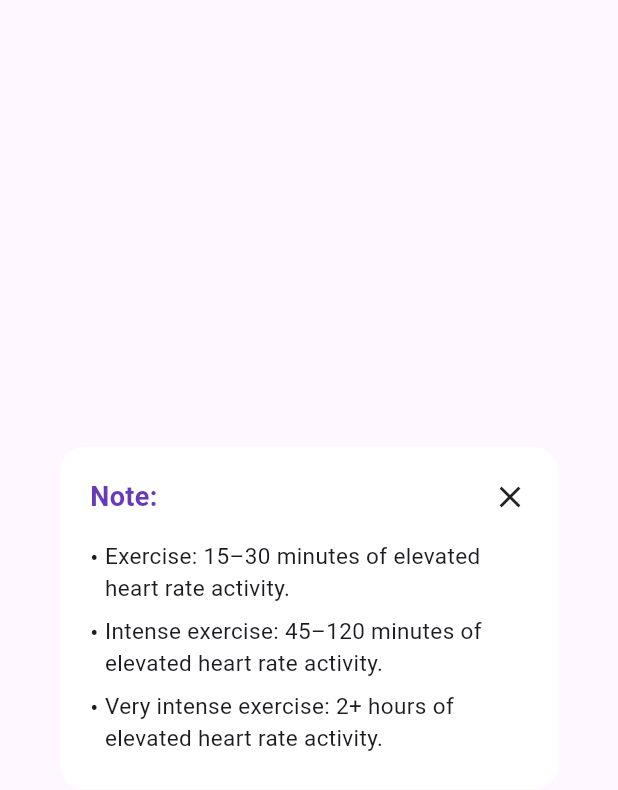
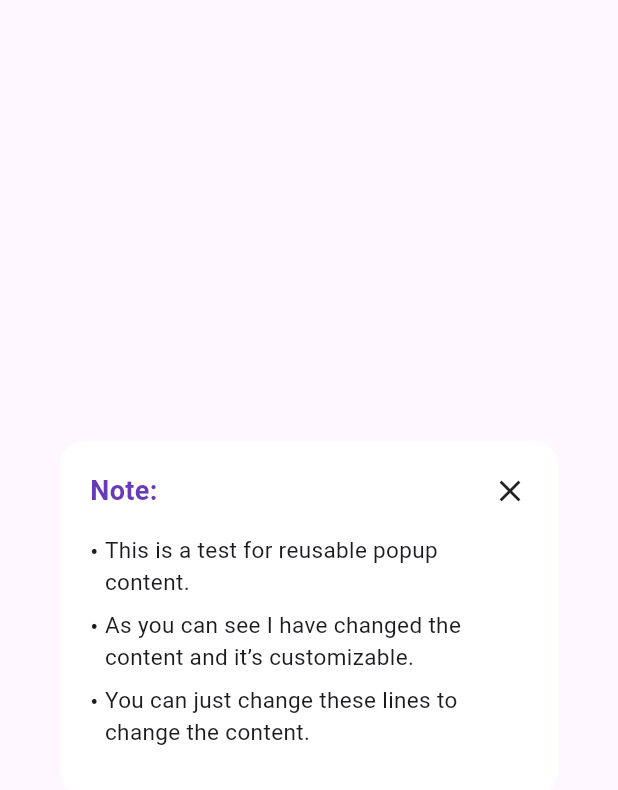
Before and after one commit to shivam-mk1/nourish-app, a Flutter app: the ExerciseNoteDialog widget shown alone on an empty page, opened directly, on a phone screen of 412 x 824 dp. Shown: the top 790 px of the screen. Run offline on Flutter 3.47's test engine with Material 3 defaults, Android fonts, the phone set to English and light mode, and no system bars; our stand-ins replace go_router.

Commit message:
refactor: Update ExerciseNoteDialog to support custom content and remove test button

````diff
--- a/lib/screens/home/home_view.dart
+++ b/lib/screens/home/home_view.dart
@@ -2,19 +2,9 @@ import 'package:flutter/material.dart';
 import 'package:provider/provider.dart';
 import 'package:go_router/go_router.dart';
 import 'home_model.dart';
-import 'package:nourish_app/widgets/app_dialogue.dart';
 
 class HomeView extends StatelessWidget {
   const HomeView({super.key});
-
-  void _showNotePopup(BuildContext context) {
-    showDialog(
-      context: context,
-      builder: (_) => ExerciseNoteDialog(
-        onClose: () => Navigator.of(context).pop(),
-      ),
-    );
-  }
 
   @override
   Widget build(BuildContext context) {
@@ -22,18 +12,11 @@ class HomeView extends StatelessWidget {
       create: (_) => HomeViewModel(),
       child: Consumer<HomeViewModel>(
         builder: (context, model, child) {
-          // Trigger popup after first frame render
-          WidgetsBinding.instance.addPostFrameCallback((_) {
-            if (!model.dialogShown) {
-              _showNotePopup(context);
-              model.dialogShown = true;
-            }
-          });
           return Scaffold(
             body: Center(
               child: ElevatedButton(
                 onPressed: () => context.go('/profile'),
-                child: Text('Go to Profile'),
+                child: const Text('Go to Profile'),
               ),
             ),
           );
--- a/lib/widgets/app_dialogue.dart
+++ b/lib/widgets/app_dialogue.dart
@@ -1,61 +1,90 @@
 import 'package:flutter/material.dart';
 
-/// A custom dialog widget to display exercise notes to the user.
-/// Includes a title, a close button, and a list of bullet-pointed notes.
+/// A reusable custom dialog widget to display a list of notes (as bullet points).
+///
+/// The dialog includes:
+/// - A title ("Note:")
+/// - A close button in the top-right corner
+/// - A dynamically built list of bullet point messages
+///
+/// This widget is intended to be used anywhere in the app where the user
+/// needs to be shown a short, instructional or informational list.
+///
+/// Example usage:
+/// ```dart
+/// showDialog(
+///   context: context,
+///   builder: (context) => ExerciseNoteDialog(
+///     onClose: () => Navigator.of(context).pop(),
+///     notes: [
+///       "Drink water regularly.",
+///       "Stretch after exercise.",
+///       "Maintain a balanced diet.",
+///     ],
+///   ),
+/// );
+/// ```
 class ExerciseNoteDialog extends StatelessWidget {
-  /// Callback function to handle when the close icon is pressed.
+  /// Function to be called when the close icon is tapped.
   final VoidCallback onClose;
 
-  const ExerciseNoteDialog({super.key, required this.onClose});
+  /// The list of bullet point strings to display in the dialog.
+  final List<String> notes;
+
+  /// Constructor for the ExerciseNoteDialog.
+  ///
+  /// Requires [onClose] and [notes] parameters.
+  const ExerciseNoteDialog({
+    super.key,
+    required this.onClose,
+    required this.notes,
+  });
 
   @override
   Widget build(BuildContext context) {
     return Dialog(
-      backgroundColor: Colors.white, // Background color of the dialog box
+      backgroundColor: Colors.white, // Sets the dialog background to white
       shape: RoundedRectangleBorder(
-        borderRadius: BorderRadius.circular(16), // Rounded corners
+        borderRadius: BorderRadius.circular(16), // Gives rounded corners
       ),
       child: Padding(
-        padding: const EdgeInsets.fromLTRB(20, 20, 20, 24), // Inner padding
+        padding: const EdgeInsets.fromLTRB(20, 20, 20, 24), // Inner spacing
         child: Column(
-          mainAxisSize: MainAxisSize.min, // Dialog height adapts to content
+          mainAxisSize: MainAxisSize.min, // Dialog wraps its content
           children: [
-            // Row with title and close button
+            // Top row: title and close button
             Row(
               mainAxisAlignment: MainAxisAlignment.spaceBetween,
               children: [
-                // Title
                 const Text(
                   'Note:',
                   style: TextStyle(
                     fontSize: 18,
                     fontWeight: FontWeight.bold,
-                    color: Colors.deepPurple, // Purple-colored title
+                    color: Colors.deepPurple,
                   ),
                 ),
-                // Close icon (top-right)
+                // Close button (top-right)
                 GestureDetector(
-                  onTap: onClose, // Triggers the provided onClose function
+                  onTap: onClose,
                   child: const Icon(Icons.close, size: 24),
                 ),
               ],
             ),
 
-            const SizedBox(height: 16), // Spacing below the title row
+            const SizedBox(height: 16), // Space between title and content
 
-            // Bullet point list (aligned to the left)
-            const Align(
+            // Display each note as a bullet item
+            Align(
               alignment: Alignment.centerLeft,
               child: Column(
                 crossAxisAlignment: CrossAxisAlignment.start,
-                children: [
-                  // Each bullet point is a custom BulletText widget
-                  BulletText("Exercise: 15–30 minutes of elevated heart rate activity."),
-                  SizedBox(height: 8),
-                  BulletText("Intense exercise: 45–120 minutes of elevated heart rate activity."),
-                  SizedBox(height: 8),
-                  BulletText("Very intense exercise: 2+ hours of elevated heart rate activity."),
-                ],
+                children: notes
+                    .map((text) => Padding(
+                  padding: const EdgeInsets.only(bottom: 8),
+                  child: BulletText(text), // custom widget below
+                ))
+                    .toList(),
               ),
             ),
           ],
@@ -65,8 +94,11 @@ class ExerciseNoteDialog extends StatelessWidget {
   }
 }
 
-/// A helper widget that displays a single bullet point line of text.
+/// A widget that represents a single bullet-pointed line of text.
+///
+/// This is used inside the [ExerciseNoteDialog] to present each item cleanly.
 class BulletText extends StatelessWidget {
+  /// The content of the bullet point.
   final String text;
 
   const BulletText(this.text, {super.key});
@@ -74,11 +106,9 @@ class BulletText extends StatelessWidget {
   @override
   Widget build(BuildContext context) {
     return Row(
-      crossAxisAlignment: CrossAxisAlignment.start, // Align bullet with text top
+      crossAxisAlignment: CrossAxisAlignment.start, // Aligns bullet to top
       children: [
-        // Bullet symbol
-        const Text("• ", style: TextStyle(fontSize: 16)),
-        // The actual text wrapped to new lines if needed
+        const Text("• ", style: TextStyle(fontSize: 16)), // Bullet symbol
         Expanded(
           child: Text(
             text,
@@ -90,13 +120,25 @@ class BulletText extends StatelessWidget {
   }
 }
 
-/// Shows the custom ExerciseNoteDialog when called from anywhere in the app.
-/// Usage: Call this function with `context` to display the dialog.
+/// A helper function to show the [ExerciseNoteDialog] with test/demo content.
+///
+/// This function wraps `showDialog` and provides example note strings.
+/// Can be reused or customized elsewhere in the app.
+///
+/// Usage:
+/// ```dart
+/// showExercisePopup(context);
+/// ```
 void showExercisePopup(BuildContext context) {
   showDialog(
-    context: context, // Required context to display the dialog
+    context: context,
     builder: (context) => ExerciseNoteDialog(
-      onClose: () => Navigator.of(context).pop(), // Close the dialog on tap
+      onClose: () => Navigator.of(context).pop(), // Closes the dialog
+      notes: const [
+        "This is a test for reusable popup content.",
+        "As you can see I have changed the content and it’s customizable.",
+        "You can just change these lines to change the content.",
+      ],
     ),
   );
 }
````
